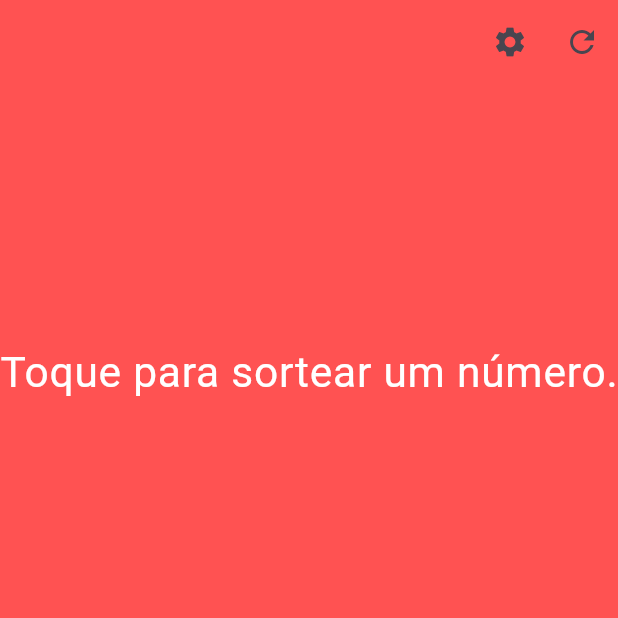
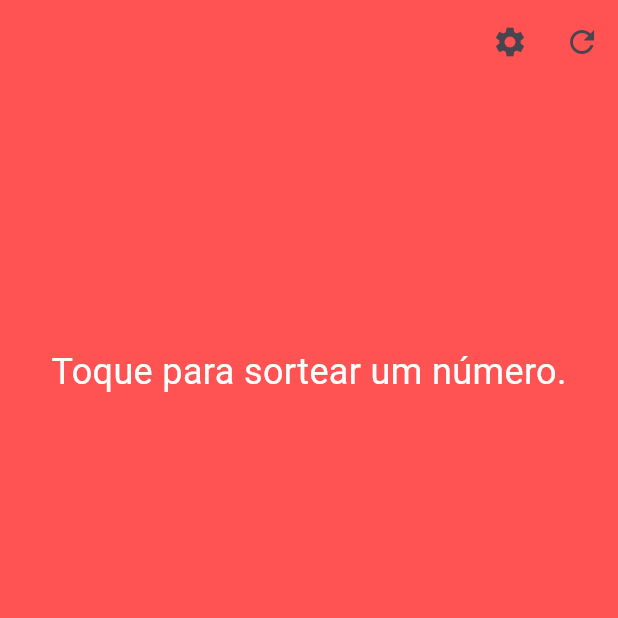
Before and after one commit to hhldiniz/Yet-Another-RNG, a Flutter app: the screen it shows after launch, after a tap on "Toque para sortear um número.", after a tap on the "refresh" icon, on a phone screen of 412 x 824 dp, the top half of it. Run offline on Flutter 3.47's test engine with Material 3 defaults, Android fonts, the phone set to English and light mode, and no system bars; our stand-ins replace shared_preferences.

Commit message:
Tweaks to layout and structure

```diff
--- a/lib/pages/rng.dart
+++ b/lib/pages/rng.dart
@@ -6,6 +6,8 @@ import 'package:yet_another_rng/providers/rng_bloc_provider.dart';
 import 'package:yet_another_rng/providers/settings_bloc_provider.dart';
 import 'package:yet_another_rng/states/rolled_number_state.dart';
 import 'package:yet_another_rng/widgets/number.dart';
+
+import '../widgets/number_state_info.dart';
 
 class Rng extends StatefulWidget {
   const Rng({Key? key}) : super(key: key);
@@ -16,19 +18,19 @@ class Rng extends StatefulWidget {
   }
 }
 
-class RngState extends State<Rng> {
+class RngState extends State<Rng> with TickerProviderStateMixin {
   RngBloc? bloc;
   final numberListItemSize = const Size(50, 50);
 
-  Number _getRolledNumberWidget(RolledNumberState state) {
+  Widget _getRolledNumberWidget(RolledNumberState state) {
     if (state is SuccessState) {
       return Number(state.numberPresentation.numberText);
     } else if (state is ErrorState) {
-      return Number(state.message);
+      return NumberStateInfoWidget(state.message);
     } else if (state is InitState) {
-      return Number(state.message);
+      return NumberStateInfoWidget(state.message);
     } else {
-      return Number((state as ErrorState).message);
+      return NumberStateInfoWidget((state as ErrorState).message);
     }
   }
 
@@ -36,6 +38,8 @@ class RngState extends State<Rng> {
   Widget build(BuildContext context) {
     ScrollController numberListScrollController = ScrollController();
     bloc ??= RngBlocProvider.of(context).bloc;
+    var rollNumberAnimationController = AnimationController(vsync: this);
+    var rollNumberAnimation = IntTween().animate(rollNumberAnimationController);
 
     return Scaffold(
       backgroundColor: Colors.redAccent,
@@ -68,7 +72,9 @@ class RngState extends State<Rng> {
                       borderRadius:
                           const BorderRadius.all(Radius.circular(200)),
                       child: snapshot.data != null
-                          ? _getRolledNumberWidget(snapshot.data!)
+                          ? AnimatedBuilder(animation: rollNumberAnimation, builder: (context, child) {
+                            return _getRolledNumberWidget(snapshot.data!);
+                          },)
                           : null,
                       onTap: () {
                         bloc?.generateRandomNumber();
@@ -91,15 +97,11 @@ class RngState extends State<Rng> {
                 crossAxisCount: 6,
                 controller: numberListScrollController,
                 children: bloc?.rolledNumberList.map((numberPresentation) {
-                      return SizedBox(
-                        child: Align(
-                          alignment: Alignment.center,
-                          child: Number(
-                            numberPresentation.numberText,
-                          ),
+                      return Align(
+                        alignment: Alignment.center,
+                        child: Number(
+                          numberPresentation.numberText,
                         ),
-                        width: numberListItemSize.width,
-                        height: numberListItemSize.height,
                       );
                     }).toList() ??
                     [],
--- a/lib/pages/settings_page.dart
+++ b/lib/pages/settings_page.dart
@@ -1,6 +1,4 @@
 import 'package:flutter/material.dart';
-import 'package:flutter/services.dart';
-import 'package:flutter/widgets.dart';
 import 'package:yet_another_rng/blocs/settings_bloc.dart';
 import 'package:yet_another_rng/providers/settings_bloc_provider.dart';
 
@@ -57,7 +55,7 @@ class SettingPageState extends State<SettingsPage> {
                   },
                   child: const Text("OK")),
             ),
-            alignment: Alignment.bottomRight,
+            alignment: Alignment.bottomCenter,
           ))
         ],
       )),
--- a/lib/widgets/number.dart
+++ b/lib/widgets/number.dart
@@ -3,17 +3,23 @@ import 'package:flutter/material.dart';
 class Number extends StatelessWidget {
   final String _numberText;
 
-  const Number(this._numberText, {Key? key})
-      : super(key: key);
+  const Number(this._numberText, {Key? key}) : super(key: key);
 
   @override
   Widget build(BuildContext context) {
     return FittedBox(
       fit: BoxFit.fitWidth,
-      child: Text(
-        _numberText,
-        style: const TextStyle(
-          color: Colors.white,
+      child: Card(
+        shape: const CircleBorder(),
+        elevation: 8,
+        child: Padding(
+          padding: const EdgeInsets.all(2),
+          child: Text(
+            _numberText,
+            style: const TextStyle(
+              color: Colors.black,
+            ),
+          ),
         ),
       ),
     );
--- /dev/null
+++ b/lib/widgets/number_state_info.dart
@@ -0,0 +1,17 @@
+import 'package:flutter/material.dart';
+
+class NumberStateInfoWidget extends StatelessWidget {
+  final String _info;
+
+  const NumberStateInfoWidget(this._info, {Key? key}) : super(key: key);
+
+  @override
+  Widget build(BuildContext context) {
+    return Align(
+        alignment: Alignment.center,
+        child: Text(
+          _info,
+          style: const TextStyle(fontSize: 24, color: Colors.white),
+        ));
+  }
+}
```
